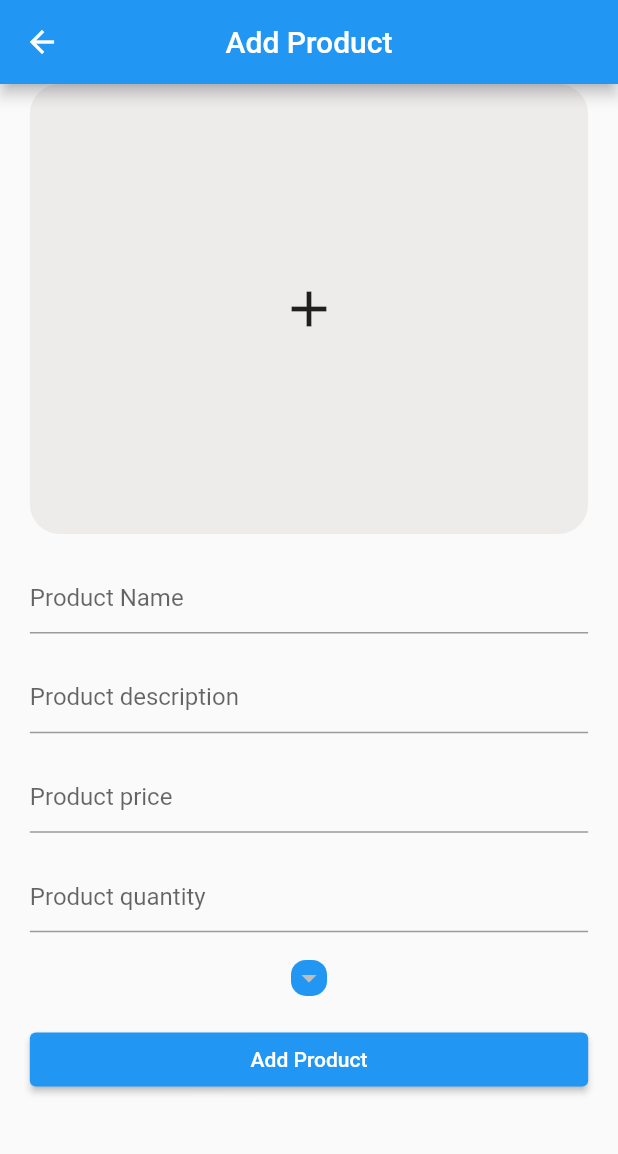
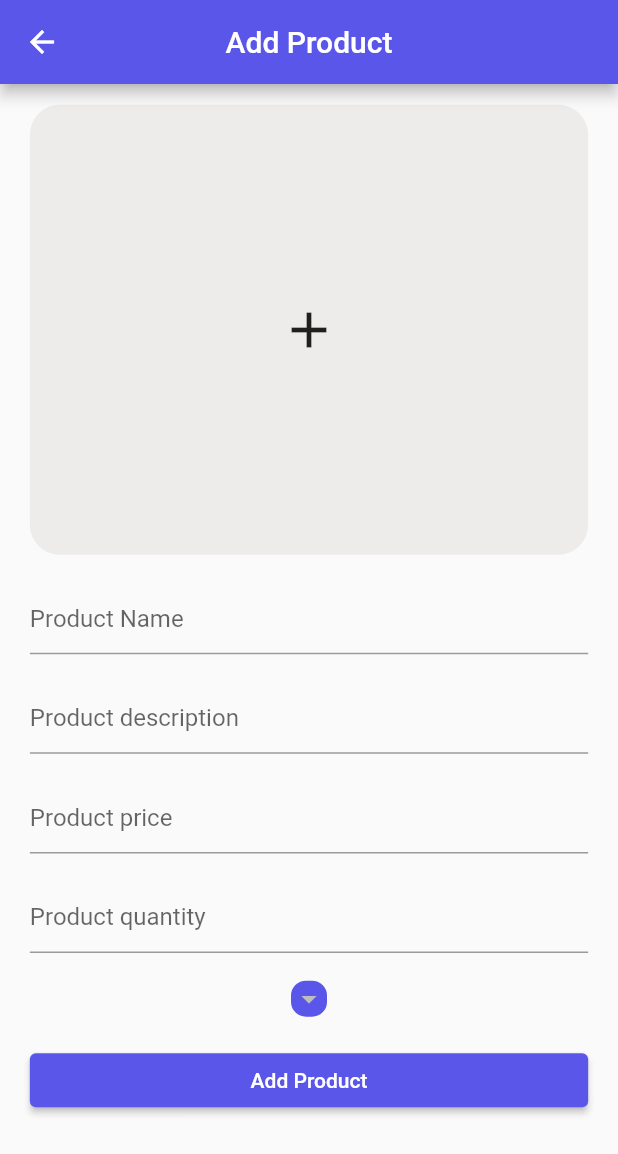
Before and after one commit to yusufmsabeh/E-Commerc-Admin-App, a Flutter app: the screen it shows after launch, after a tap on "Add Product", on a phone screen of 412 x 824 dp. Shown: the top 1154 px of the screen. Run offline on Flutter 3.47's test engine with Material 2 defaults, Android fonts, the phone set to English and light mode, and no system bars; our stand-ins replace cloud_firestore, firebase_core, firebase_storage, flutter_screenutil, google_fonts, image_picker and 1 more; missing offline and left inert: dart:ffi; accounts and stored records are empty.

Commit message:
dk tf iam doing

```diff
--- a/lib/Screens/AddProduct.dart
+++ b/lib/Screens/AddProduct.dart
@@ -32,8 +32,9 @@ class AddProduct extends StatelessWidget {
           children: [
             SingleChildScrollView(
               child: Center(
-                  child: Padding(
+                  child: Container(
                 padding: EdgeInsets.symmetric(horizontal: 20.w),
+                margin: EdgeInsets.symmetric(vertical: 15.h),
                 child: Form(
                   key: provider.addProductForm,
                   child: Column(
@@ -117,17 +118,24 @@ class AddProduct extends StatelessWidget {
                         ),
                         Container(
                           decoration: BoxDecoration(
-                              color: Colors.blue,
+                              color: Color.fromRGBO(89, 86, 233, 1),
                               borderRadius: BorderRadius.circular(10)),
                           child: DropdownButtonHideUnderline(
                               child: DropdownButton<dynamic>(
+                            dropdownColor: Color.fromRGBO(89, 86, 233, 1),
                             value: provider.seletedItem,
                             onChanged: (value) {
                               provider.changeSeleteditem(value);
                             },
                             items: provider.categories.map((e) {
                               return DropdownMenuItem(
-                                child: Text(e.name),
+                                child: Container(
+                                  margin: EdgeInsets.only(left: 10.w),
+                                  child: Text(
+                                    e.name,
+                                    style: TextStyle(color: Colors.white),
+                                  ),
+                                ),
                                 value: e.categoryID,
                               );
                             }).toList(),
--- a/lib/main.dart
+++ b/lib/main.dart
@@ -21,6 +21,19 @@ class MyApp extends StatelessWidget {
   // This widget is the root of your application.
   @override
   Widget build(BuildContext context) {
+    Map<int, Color> color = {
+      50: Color.fromRGBO(89, 86, 233, .1),
+      100: Color.fromRGBO(89, 86, 233, .2),
+      200: Color.fromRGBO(89, 86, 233, .3),
+      300: Color.fromRGBO(89, 86, 233, .4),
+      400: Color.fromRGBO(89, 86, 233, .5),
+      500: Color.fromRGBO(89, 86, 233, .6),
+      600: Color.fromRGBO(89, 86, 233, .7),
+      700: Color.fromRGBO(89, 86, 233, .8),
+      800: Color.fromRGBO(89, 86, 233, .9),
+      900: Color.fromRGBO(89, 86, 233, 1),
+    };
+    MaterialColor colorCustom = MaterialColor(0xFF5956E9, color);
     return ChangeNotifierProvider(
       create: (context) => FireStoreProvider(),
       child: ScreenUtilInit(
@@ -31,6 +44,9 @@ class MyApp extends StatelessWidget {
             return MaterialApp(
               navigatorKey: AppRouter.navKey,
               debugShowCheckedModeBanner: false,
+              theme: ThemeData(
+                  colorScheme:
+                      ColorScheme.fromSwatch(primarySwatch: colorCustom)),
               home: ControlPage(),
             );
           }),
```
